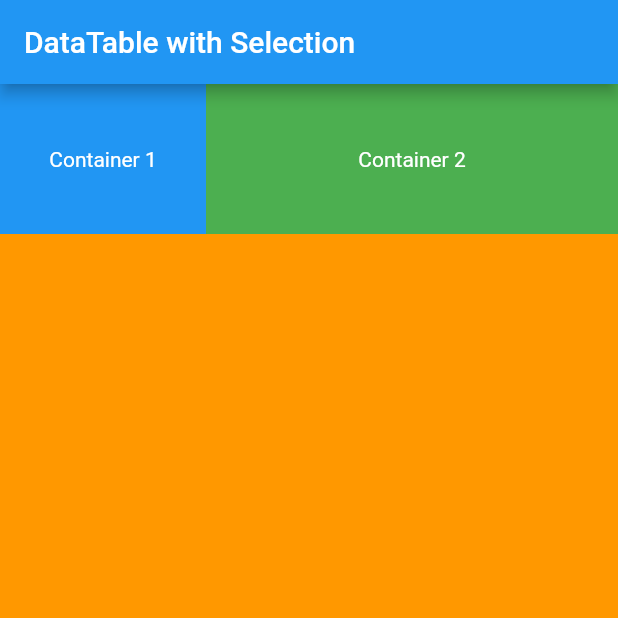
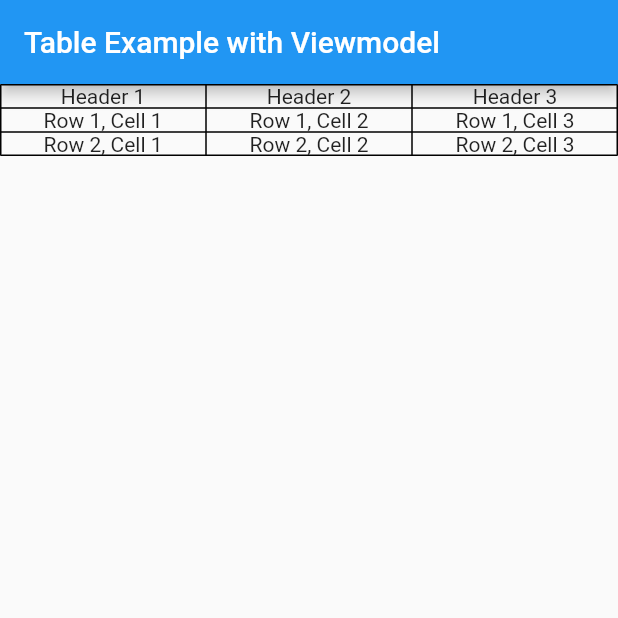
Before and after one commit to YYxDeveloper/ReptilesMacApp, a Flutter app: the screen it shows after launch, on a phone screen of 412 x 824 dp, the top half of it. Run offline on Flutter 3.47's test engine with Material 2 defaults, Android fonts, the phone set to English and light mode, and no system bars.

Commit message:
layout-provider table

```diff
--- a/lib/main.dart
+++ b/lib/main.dart
@@ -1,193 +1,53 @@
 import 'package:flutter/material.dart';
+import 'package:provider/provider.dart';
 
+
+class MyViewModel extends ChangeNotifier {
+  final List<List<String>> tableData = [
+    ['Header 1', 'Header 2', 'Header 3'],
+    ['Row 1, Cell 1', 'Row 1, Cell 2', 'Row 1, Cell 3'],
+    ['Row 2, Cell 1', 'Row 2, Cell 2', 'Row 2, Cell 3'],
+  ];
+}
 void main() {
   runApp(MyApp());
 }
 
-class ViewModel {
-  final List<String> columnTitles = ["Row 1", "Row 2", "Row 3"];
-  bool isSelected = false;
-  List<DataRow> dataRows = [
-    DataRow(
-      selected: false, // 選擇狀態，這里可以根據需要設置初始值
-      onSelectChanged: (bool? selected) {
-        // 選擇狀態發生變化時的處理函數
-        // selected參數表示是否選中行
-        print('Row 1 Selected: $selected');
-      },
-      cells: const [
-        DataCell(Text('1')),
-        DataCell(Text('John')),
-        DataCell(Text('Doe')),
-      ],
-    ),
-    DataRow(
-      selected: false,
-      onSelectChanged: (bool? selected) {
-        print('Row 2 Selected: $selected');
-      },
-      cells: const [
-        DataCell(Text('2')),
-        DataCell(Text('Jane')),
-        DataCell(Text('Smith')),
-      ],
-    ),
-    // 添加更多的DataRow，可以根據需要定義
-  ];
-}
-
 class MyApp extends StatelessWidget {
-  final ViewModel viewModel = ViewModel();
-
   @override
   Widget build(BuildContext context) {
-    final EdgeInsets windowPadding = EdgeInsets.fromWindowPadding(
-      WidgetsBinding.instance!.window.viewInsets,
-      WidgetsBinding.instance!.window.devicePixelRatio,
-    );
     return MaterialApp(
-      home: Scaffold(
-        appBar: AppBar(
-          title: Text('DataTable with Selection'),
+      home: ChangeNotifierProvider(
+        create: (context) => MyViewModel(), // Provide the viewmodel
+        child: Scaffold(
+          appBar: AppBar(
+            title: Text('Table Example with Viewmodel'),
+          ),
+          body: MyTable(),
         ),
-        backgroundColor: Colors.orange,
-        body: Row(
-          children: [
-            Flexible(
-              flex: 1, // The first container gets 1/3 of the available space.
-              child: Container(
-                color: Colors.blue,
-                height: 100.0,
-                child: Center(
-                  child: Text(
-                    'Container 1',
-                    style: TextStyle(color: Colors.white),
-                  ),
-                ),
-              ),
-            ),
-            Flexible(
-              flex: 2, // The second container gets 2/3 of the available space.
-              child: Container(
-                color: Colors.green,
-                height: 100.0,
-                child: Center(
-                  child: Text(
-                    'Container 2',
-                    style: TextStyle(color: Colors.white),
-                  ),
-                ),
-              ),
-            ),
-          ],
-        )
-      ),
-    );
-  }
-
-  // 根據 ViewModel 中的標題數組生成 DataTableColumns
-  List<DataColumn> buildColumns() {
-    return viewModel.columnTitles
-        .map((title) => DataColumn(label: Text(title)))
-        .toList();
-  }
-
-  // 生成資料行的單元格（用於示範的示例數據）
-  List<DataRow> buildRows() {
-    return List.generate(
-      5,
-      (index) => DataRow(
-        cells: viewModel.columnTitles
-            .map(
-              (title) => DataCell(Text('第 ${index + 1} 列, $title')),
-            )
-            .toList(),
       ),
     );
   }
 }
 
-class MyHomePage extends StatefulWidget {
-  const MyHomePage({super.key, required this.title});
-
-  // This widget is the home page of your application. It is stateful, meaning
-  // that it has a State object (defined below) that contains fields that affect
-  // how it looks.
-
-  // This class is the configuration for the state. It holds the values (in this
-  // case the title) provided by the parent (in this case the App widget) and
-  // used by the build method of the State. Fields in a Widget subclass are
-  // always marked "final".
-
-  final String title;
-
-  @override
-  State<MyHomePage> createState() => _MyHomePageState();
-}
-
-class _MyHomePageState extends State<MyHomePage> {
-  int _counter = 0;
-
-  void _incrementCounter() {
-    setState(() {
-      // This call to setState tells the Flutter framework that something has
-      // changed in this State, which causes it to rerun the build method below
-      // so that the display can reflect the updated values. If we changed
-      // _counter without calling setState(), then the build method would not be
-      // called again, and so nothing would appear to happen.
-      _counter++;
-    });
-  }
-
+class MyTable extends StatelessWidget {
   @override
   Widget build(BuildContext context) {
-    // This method is rerun every time setState is called, for instance as done
-    // by the _incrementCounter method above.
-    //
-    // The Flutter framework has been optimized to make rerunning build methods
-    // fast, so that you can just rebuild anything that needs updating rather
-    // than having to individually change instances of widgets.
-    return Scaffold(
-      appBar: AppBar(
-        // Here we take the value from the MyHomePage object that was created by
-        // the App.build method, and use it to set our appbar title.
-        title: Text(widget.title),
-      ),
-      body: Center(
-        // Center is a layout widget. It takes a single child and positions it
-        // in the middle of the parent.
-        child: Column(
-          // Column is also a layout widget. It takes a list of children and
-          // arranges them vertically. By default, it sizes itself to fit its
-          // children horizontally, and tries to be as tall as its parent.
-          //
-          // Invoke "debug painting" (press "p" in the console, choose the
-          // "Toggle Debug Paint" action from the Flutter Inspector in Android
-          // Studio, or the "Toggle Debug Paint" command in Visual Studio Code)
-          // to see the wireframe for each widget.
-          //
-          // Column has various properties to control how it sizes itself and
-          // how it positions its children. Here we use mainAxisAlignment to
-          // center the children vertically; the main axis here is the vertical
-          // axis because Columns are vertical (the cross axis would be
-          // horizontal).
-          mainAxisAlignment: MainAxisAlignment.center,
-          children: <Widget>[
-            const Text(
-              'You have pushed the button this many times:',
-            ),
-            Text(
-              '$_counter',
-              style: Theme.of(context).textTheme.headlineMedium,
-            ),
-          ],
-        ),
-      ),
-      floatingActionButton: FloatingActionButton(
-        onPressed: _incrementCounter,
-        tooltip: 'Increment',
-        child: const Icon(Icons.add),
-      ), // This trailing comma makes auto-formatting nicer for build methods.
+    final viewModel = Provider.of<MyViewModel>(context); // Access the viewmodel
+
+    return Table(
+      border: TableBorder.all(),
+      children: viewModel.tableData.map((rowData) {
+        return TableRow(
+          children: rowData.map((cellData) {
+            return TableCell(
+              child: Center(
+                child: Text(cellData),
+              ),
+            );
+          }).toList(),
+        );
+      }).toList(),
     );
   }
 }
```
